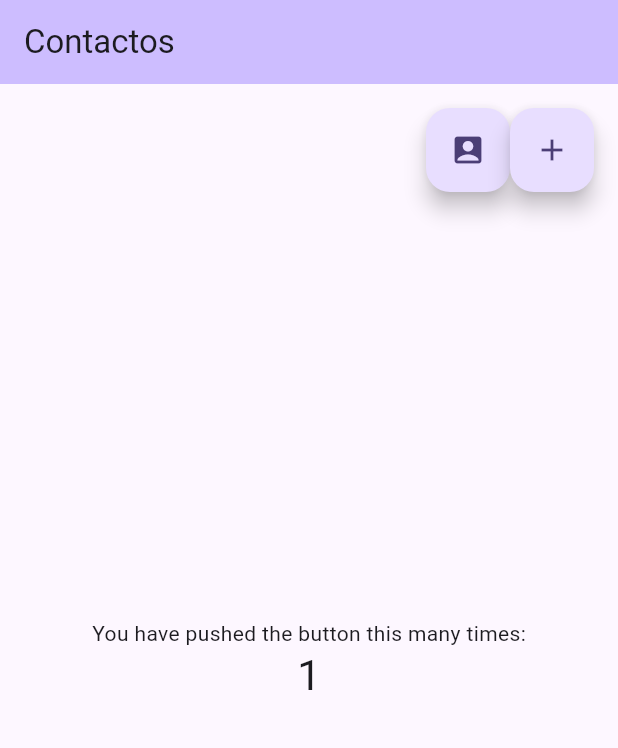
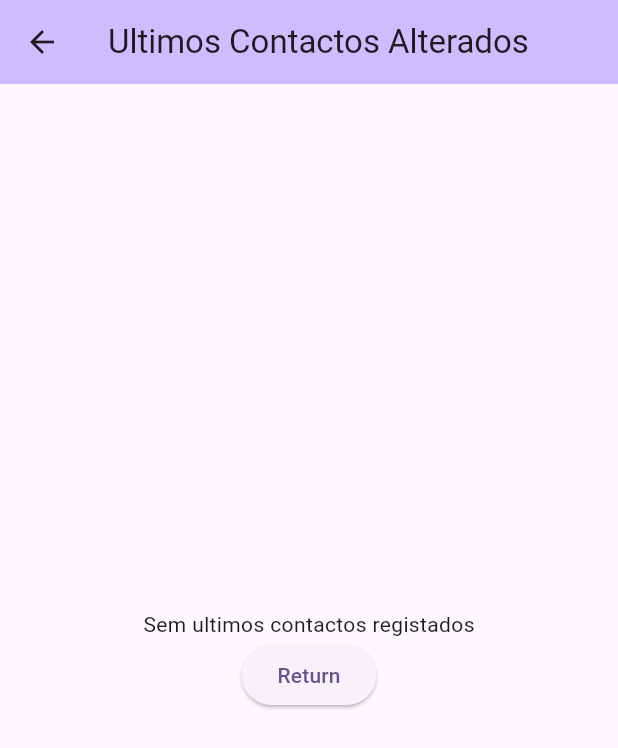
Before and after one commit to Pedromidi/TPAMovFlutter, a Flutter app: the screen it shows after launch, after a tap on the "account box" icon, on a phone screen of 412 x 824 dp. Shown: the top 748 px of the screen. Run offline on Flutter 3.47's test engine with Material 3 defaults, Android fonts, the phone set to English and light mode, and no system bars; our stand-ins replace location.

Commit message:
structure update

```diff
--- a/contacts/lib/main.dart
+++ b/contacts/lib/main.dart
@@ -1,4 +1,6 @@
+import 'package:contacts/model/contactsList.dart';
 import 'package:contacts/ui/addContactScreen.dart';
+import 'package:contacts/ui/lastteneditedscreen.dart';
 import 'package:flutter/material.dart';
 
 void main() {
@@ -11,6 +13,8 @@ class MyApp extends StatelessWidget {
   @override
   Widget build(BuildContext context) {
     return MaterialApp(
+      debugShowCheckedModeBanner: false,
+
       title: 'Contactos',
       theme: ThemeData(
         colorScheme: ColorScheme.fromSeed(seedColor: Colors.deepPurpleAccent),
@@ -30,63 +34,122 @@ class MyHomePage extends StatefulWidget {
 }
 
 class _MyHomePageState extends State<MyHomePage> {
-  int _counter = 0;
+  ContactList contacts = ContactList();
+  bool hidden = true;
 
-  void _incrementCounter() {
-    setState(() {
-      _counter++;
-    });
+  void _addContactScreen(){
+    Navigator.of(context).push(
+      MaterialPageRoute(
+        builder: (context) => AddContactScreen(contactos: contacts,),
+      ),
+    ).then((_) => setState(() {}));
   }
 
-  void addContactScreen(){
+  void _lastTenEditedScreen(){
     Navigator.of(context).push(
       MaterialPageRoute(
-        builder: (context) => const AddContactScreen(),
+        builder: (context) => const LastTenEditedScreen(),
       ),
-    );
+    ).then((_) => setState(() {}));
+  }
+
+  void _expandContacts(){
+    hidden = !hidden;
+    setState(() {});
   }
 
   @override
   Widget build(BuildContext context) {
+
     return Scaffold(
       appBar: AppBar(
         backgroundColor: Theme.of(context).colorScheme.inversePrimary,
         title: Text(widget.title),
+        actions: [
+          ElevatedButton(
+            onPressed: () {
+              _lastTenEditedScreen();
+            },
+            style: ElevatedButton.styleFrom(
+              backgroundColor: Theme.of(context).colorScheme.inversePrimary,
+              foregroundColor: Colors.black,
+            ),
+            child: const Icon(Icons.account_box),
+          ),
+          const SizedBox(width: 8),
+          ElevatedButton(
+            onPressed: () {
+              _expandContacts();
+            },
+            style: ElevatedButton.styleFrom(
+              backgroundColor: Theme.of(context).colorScheme.inversePrimary,
+              foregroundColor: Colors.black,
+            ),
+            child: const Icon(Icons.list),
+          ),
+          const SizedBox(width: 8),
+          ElevatedButton(
+            onPressed: () {
+              _addContactScreen();
+            },
+            style: ElevatedButton.styleFrom(
+              backgroundColor: Theme.of(context).colorScheme.inversePrimary,
+              foregroundColor: Colors.black,
+            ),
+            child: const Icon(Icons.add),
+          ),
+        ],
       ),
       body: Stack(
         children: [
-          Center(
+          contacts.contacts.isEmpty
+          ? const Center(
             child: Column(
               mainAxisAlignment: MainAxisAlignment.center,
               children: <Widget>[
-                const Text(
-                  'You have pushed the button this many times:',
-                ),
                 Text(
-                  '$_counter',
-                  style: Theme.of(context).textTheme.headlineMedium,
+                  'Sem contactos registados',
                 ),
               ],
             ),
-          ),
-          Positioned(
-            top: 16.0,
-            right: 16.0,
-            child: Row(
-              children: [
-                FloatingActionButton(
-                  onPressed: _incrementCounter,
-                  tooltip: 'Expand contacts',
-                  child: const Icon(Icons.account_box),
-                ),
-                FloatingActionButton(
-                  onPressed: addContactScreen,
-                  tooltip: 'Add contact',
-                  child: const Icon(Icons.add),
-                ),
-              ],
+          )
+          : ListView.builder(
+              itemCount: contacts.contacts.length,
+              itemBuilder: (context, index) {
+                final contact = contacts.contacts[index];
+                return Padding(
+                  padding: const EdgeInsets.symmetric(horizontal: 8.0, vertical: 4.0),
+                  child: Card(
+                    color: Colors.purple,
+                    shape: RoundedRectangleBorder(
+                      borderRadius: BorderRadius.circular(12),
+                    ),
+                    child: ListTile(
+                      leading: ClipOval(
+                        child:
+                          contact.picture,
+                      ),
+                      title:
+                        Text(
+                          contact.nome,
+                          style: const TextStyle(
+                            fontSize: 20,
+                            color: Colors.white,
+                          ),
+                        ),
+                      subtitle: !hidden
+                        ? Text(
+                            "Email: ${contact.email}\nAniversário: ${contact.birthdate}\nTelemóvel: ${contact.phone}",
+                            style: const TextStyle(
+                              color: Colors.white,
+                            ),
+                          )
+                        : null,
+                    ),
+                  ),
+                );
+              },
             ),
-          ),
         ],
       ),
     );
--- a/contacts/lib/model/contactsList.dart
+++ b/contacts/lib/model/contactsList.dart
@@ -0,0 +1,11 @@
+import 'package:contacts/model/Contact.dart';
+
+class ContactList{
+  List<Contact> contactos = [];
+
+  List<Contact> get contacts => contactos;
+
+  void addContact(Contact c){
+    contactos.add(c);
+  }
+}
--- /dev/null
+++ b/contacts/lib/model/meetingpoint.dart
@@ -0,0 +1,5 @@
+class MeetingPoint{
+    double lat = 0;
+    double long = 0;
+    DateTime date = DateTime.now();
+}
--- /dev/null
+++ b/contacts/lib/ui/lastteneditedscreen.dart
@@ -0,0 +1,31 @@
+import 'package:flutter/material.dart';
+
+class LastTenEditedScreen extends StatefulWidget {
+  const LastTenEditedScreen({super.key,});
+
+  static const String routeName = "/ThirdScreen";
+
+  @override
+  State<LastTenEditedScreen> createState() => _LastTen();
+}
+
+class _LastTen extends State<LastTenEditedScreen>{
+  @override
+  Widget build(BuildContext context) {
+    return Scaffold(
+      appBar: AppBar(
+        backgroundColor: Theme.of(context).colorScheme.inversePrimary,
+        title: const Text("Ultimos Contactos Alterados"),
+      ),
+      body: Center(
+        child: Column(
+          mainAxisAlignment: MainAxisAlignment.center,
+          children: [
+            const Text("Sem ultimos contactos registados"),
+            ElevatedButton(onPressed: (){}, child: const Text("Return")),
+          ],
+        ),
+      ),
+    );
+  }
+}
```
Also changed, not shown: contacts/lib/model/contact.dart (+6 -8 lines), contacts/lib/ui/addcontactscreen.dart (+89 -31 lines), contacts/lib/utils/locationmanager.dart (added, +55 -0 lines), contacts/pubspec.yaml (+6 -2 lines), contacts/assets/defaultcontact.png (added), contacts/lib/ui/contactoui.dart (added), contacts/pubspec.lock, 8 other files.
